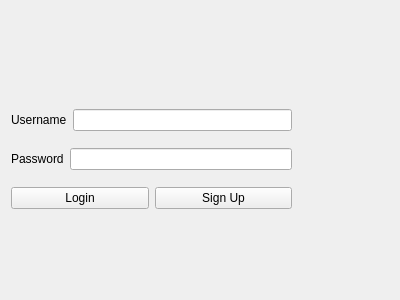
This is portal/src/loginpane.ui in zfrye06/Loque as Qt 5 draws it before an edit. The edited form follows.
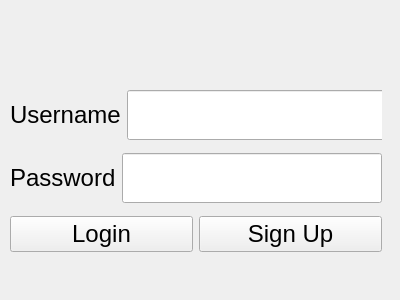
This is the edited form.

Commit message: portal - Improve login appearance.

Patch:
```diff
--- a/portal/src/loginpane.ui
+++ b/portal/src/loginpane.ui
@@ -16,13 +16,13 @@
   <property name="inputMethodHints">
    <set>Qt::ImhHiddenText</set>
   </property>
-  <widget class="QWidget" name="">
+  <widget class="QWidget" name="layoutWidget">
    <property name="geometry">
     <rect>
-     <x>11</x>
-     <y>81</y>
-     <width>281</width>
-     <height>141</height>
+     <x>10</x>
+     <y>70</y>
+     <width>372</width>
+     <height>189</height>
     </rect>
    </property>
    <layout class="QVBoxLayout" name="verticalLayout">
@@ -49,13 +49,36 @@
      <layout class="QHBoxLayout" name="horizontalLayout">
       <item>
        <widget class="QLabel" name="usernameLabel">
+        <property name="font">
+         <font>
+          <pointsize>18</pointsize>
+         </font>
+        </property>
         <property name="text">
          <string>Username</string>
         </property>
        </widget>
       </item>
       <item>
-       <widget class="QLineEdit" name="usernameField"/>
+       <widget class="QLineEdit" name="usernameField">
+        <property name="sizePolicy">
+         <sizepolicy hsizetype="Expanding" vsizetype="Fixed">
+          <horstretch>0</horstretch>
+          <verstretch>0</verstretch>
+         </sizepolicy>
+        </property>
+        <property name="minimumSize">
+         <size>
+          <width>276</width>
+          <height>35</height>
+         </size>
+        </property>
+        <property name="font">
+         <font>
+          <pointsize>28</pointsize>
+         </font>
+        </property>
+       </widget>
       </item>
      </layout>
     </item>
@@ -63,6 +86,11 @@
      <layout class="QHBoxLayout" name="horizontalLayout_2">
       <item>
        <widget class="QLabel" name="passwordLabel">
+        <property name="font">
+         <font>
+          <pointsize>18</pointsize>
+         </font>
+        </property>
         <property name="text">
          <string>Password</string>
         </property>
@@ -70,6 +98,17 @@
       </item>
       <item>
        <widget class="QLineEdit" name="passwordField">
+        <property name="minimumSize">
+         <size>
+          <width>0</width>
+          <height>35</height>
+         </size>
+        </property>
+        <property name="font">
+         <font>
+          <pointsize>28</pointsize>
+         </font>
+        </property>
         <property name="echoMode">
          <enum>QLineEdit::Password</enum>
         </property>
@@ -81,6 +120,11 @@
      <layout class="QHBoxLayout" name="horizontalLayout_3">
       <item>
        <widget class="QPushButton" name="loginButton">
+        <property name="font">
+         <font>
+          <pointsize>18</pointsize>
+         </font>
+        </property>
         <property name="text">
          <string>Login</string>
         </property>
@@ -88,6 +132,11 @@
       </item>
       <item>
        <widget class="QPushButton" name="signupButton">
+        <property name="font">
+         <font>
+          <pointsize>18</pointsize>
+         </font>
+        </property>
         <property name="text">
          <string>Sign Up</string>
         </property>
```
